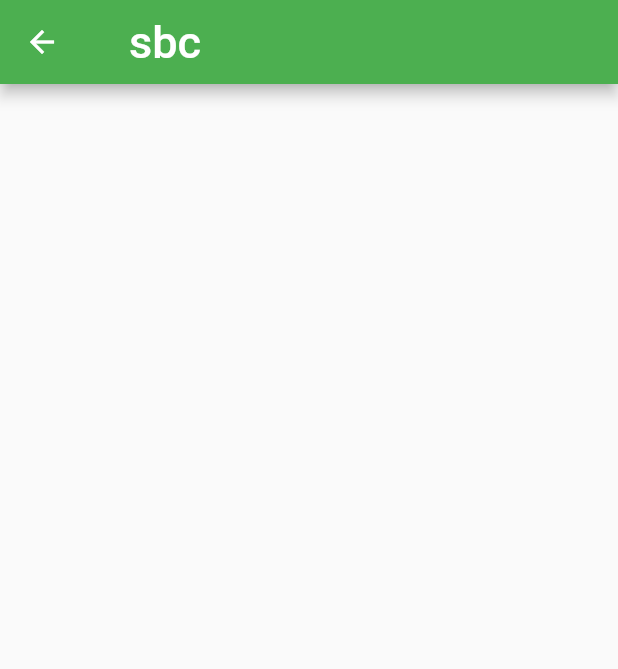
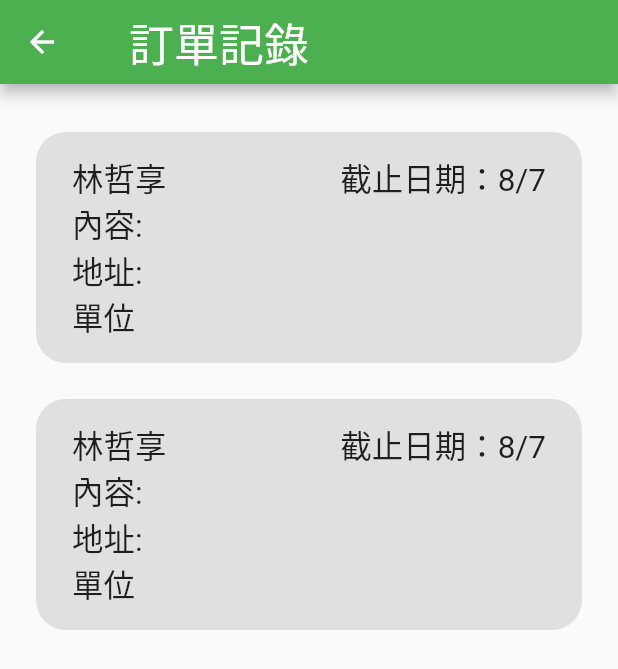
Before and after one commit to ryan2156/order-system, a Flutter app: the screen it shows after launch, after a tap on "開始", on a phone screen of 412 x 824 dp. Shown: the top 669 px of the screen. Run offline on Flutter 3.47's test engine with Material 2 defaults, Android fonts, the phone set to English and light mode, and no system bars.

Commit message:
完成order item 在 orderpage的排版了。

```diff
--- /dev/null
+++ b/lib/screens/components/orderitem.dart
@@ -0,0 +1,60 @@
+import 'package:flutter/material.dart';
+
+class OrderItem extends StatelessWidget {
+  const OrderItem({Key? key}) : super(key: key);
+
+  static const  orderTextSize = 21.0;
+
+  @override
+  Widget build(BuildContext context) {
+    return Container(
+      width: double.infinity,
+      padding: const EdgeInsets.symmetric(
+        vertical: 15.0,
+        horizontal: 24.0,
+      ),
+      margin: EdgeInsets.fromLTRB(0, 0, 0, 24),
+      decoration: BoxDecoration(
+        color: Colors.grey.shade300,
+        borderRadius: BorderRadius.circular(20.0),
+      ),
+
+      child: Column(
+          mainAxisAlignment: MainAxisAlignment.start,
+          crossAxisAlignment: CrossAxisAlignment.start,
+          children: [
+            Row(
+              children: const [
+                Expanded(
+                  flex: 1,
+                  child: Text(
+                    '林哲享',
+                    style: TextStyle(fontSize: orderTextSize),
+                  ),
+                ),
+                Text(
+                  '截止日期：8/7',
+                  style: TextStyle(fontSize: orderTextSize),
+                ),
+              ],
+            ),
+            const Text(
+              '內容:',
+              style: TextStyle(fontSize: orderTextSize),
+            ),
+            const Text(
+              '地址:',
+              style: TextStyle(fontSize: orderTextSize),
+            ),
+            const Text(
+              '單位',
+              style: TextStyle(fontSize: orderTextSize),
+            ),
+          ],
+      ),
+
+    );
+
+  }
+
+}
--- a/lib/screens/homepage.dart
+++ b/lib/screens/homepage.dart
@@ -18,7 +18,7 @@ class _HomePageState extends State<Homepage>{
   Widget build(BuildContext context){
     return Scaffold(
 
-      appBar: const TopBar(titleName: 'abc',),
+      appBar: const TopBar(titleName: '首頁',),
 
       body: Center(
        child: Column(
--- a/lib/screens/orderpage.dart
+++ b/lib/screens/orderpage.dart
@@ -1,6 +1,7 @@
 import 'package:flutter/material.dart';
 
 import 'package:ordersystem/screens/components/appbar.dart';
+import 'package:ordersystem/screens/components/orderitem.dart';
 
 class OrderPage extends StatefulWidget {
   const OrderPage({Key? key}) : super(key: key);
@@ -14,9 +15,26 @@ class _OrderPageState extends State<OrderPage> {
   @override
   Widget build(BuildContext context) {
     // TODO: implement build
-    return const Scaffold(
-      appBar: TopBar(
-        titleName: 'sbc',
+    return Scaffold(
+      appBar: const TopBar(
+        titleName: '訂單記錄',
+      ),
+
+      body: SafeArea(
+        child: Container(
+          padding: const EdgeInsets.symmetric(
+            vertical: 32.0,
+            horizontal: 24.0,
+          ),
+          child: Column(
+            crossAxisAlignment: CrossAxisAlignment.start,
+            mainAxisAlignment: MainAxisAlignment.start,
+            children: const [
+              OrderItem(),
+              OrderItem(),
+            ],
+          ),
+        ),
       ),
     );
   }
```
